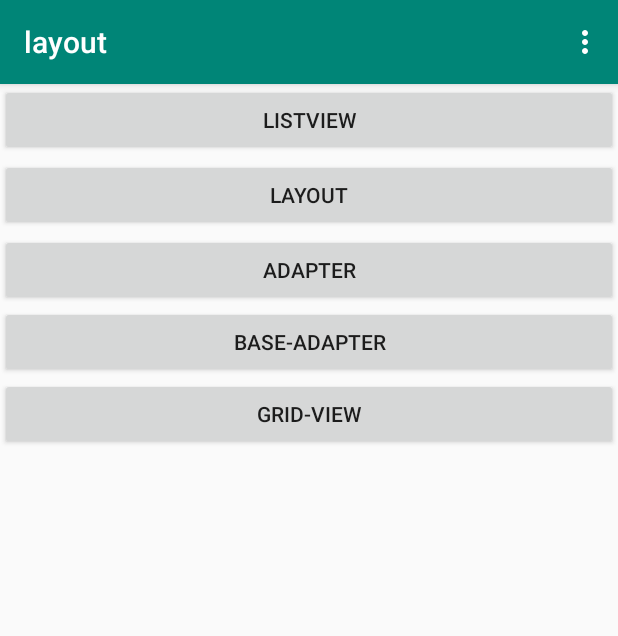
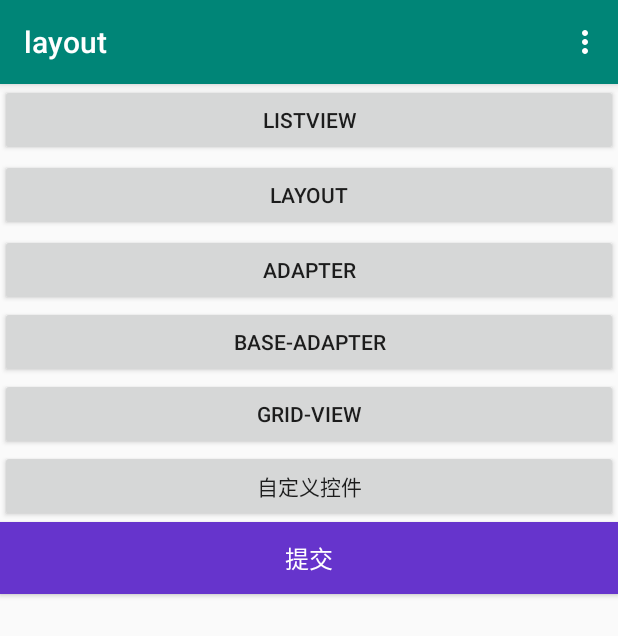
Before and after one commit to guobin211/rx-java, an Android app: the screen it shows after launch (MainActivity), on a phone screen of 412 x 824 dp. Shown: the top 636 px of the screen. Run offline under Robolectric (Android 15) with nearby library versions, the phone set to English and light mode, and no system bars.

Commit message:
自定义控件

```diff
--- a/ele/app/build.gradle
+++ b/ele/app/build.gradle
@@ -25,7 +25,7 @@ android {
 
 dependencies {
     implementation fileTree(dir: 'libs', include: ['*.jar'])
-    implementation"org.jetbrains.kotlin:kotlin-stdlib-jdk7:$kotlin_version"
+    implementation "org.jetbrains.kotlin:kotlin-stdlib-jdk7:$kotlin_version"
     implementation 'androidx.appcompat:appcompat:1.1.0'
     implementation 'androidx.core:core-ktx:1.1.0'
     implementation 'androidx.constraintlayout:constraintlayout:1.1.3'
--- a/ele/app/src/main/java/com/mix/ele/jshooks/JavaScriptMethods.kt
+++ b/ele/app/src/main/java/com/mix/ele/jshooks/JavaScriptMethods.kt
@@ -65,7 +65,7 @@ class JavaScriptMethods(ctx: Context, web: WebView) {
     * 拨号功能
     * */
     var callPhone = { phone: String ->
-        val intent = Intent()
+        val intent: Intent = Intent()
         intent.action = "android.intent.action.VIEW"
         intent.action = "android.intent.action.DIAL"
         intent.addCategory("android.intent.category.DEFAULT")
--- a/ktx/src/main/kotlin/encryption/AESRun.kt
+++ b/ktx/src/main/kotlin/encryption/AESRun.kt
@@ -3,7 +3,6 @@ package encryption
 import java.util.*
 import javax.crypto.Cipher
 import javax.crypto.SecretKey
-import javax.crypto.SecretKeyFactory
 import javax.crypto.spec.SecretKeySpec
 
 /**
--- a/layout/app/src/main/java/com/guobin/layout/MainActivity.java
+++ b/layout/app/src/main/java/com/guobin/layout/MainActivity.java
@@ -18,6 +18,9 @@ import com.guobin.layout.activity.ListViewActivity;
 import com.guobin.layout.activity.SimpleAdapterActivity;
 
 
+/**
+ * @author guobin
+ */
 public class MainActivity extends AppCompatActivity {
 
     Button btn1;
@@ -25,6 +28,7 @@ public class MainActivity extends AppCompatActivity {
     Button btn3;
     Button btn4;
     Button btn5;
+    Button btn6;
 
     @Override
     protected void onCreate(Bundle savedInstanceState) {
@@ -40,6 +44,8 @@ public class MainActivity extends AppCompatActivity {
         btn4.setOnClickListener(this.onListViewClick(4));
         btn5 = findViewById(R.id.button5);
         btn5.setOnClickListener(this.onListViewClick(5));
+        btn6 = findViewById(R.id.button6);
+        btn6.setOnClickListener(this.onListViewClick(6));
     }
 
     @Override
@@ -52,9 +58,9 @@ public class MainActivity extends AppCompatActivity {
     @Override
     public boolean onOptionsItemSelected(@NonNull MenuItem item) {
         String title = (String) item.getTitle();
-        if (title.equals("listview")) {
+        if ("listview".equals(title)) {
             Toast.makeText(this, "用户点击了" + title, Toast.LENGTH_SHORT).show();
-        } else if (title.equals("linerlayout")) {
+        } else if ("linerlayout".equals(title)) {
             Toast.makeText(this, "用户点击了" + title, Toast.LENGTH_SHORT).show();
         }
         return super.onOptionsItemSelected(item);
@@ -75,6 +81,9 @@ public class MainActivity extends AppCompatActivity {
                     intent.setClass(MainActivity.this, BaseAdapterActivity.class);
                 } else if (id == 5) {
                     intent.setClass(MainActivity.this, GridViewActivity.class);
+                } else if (id == 6) {
+                    // 自定义控件
+                    intent.setClass(MainActivity.this, ListViewActivity.class);
                 } else {
                     intent.setClass(MainActivity.this, ListViewActivity.class);
                 }
--- /dev/null
+++ b/layout/app/src/main/java/com/guobin/layout/components/SubmitButton.java
@@ -0,0 +1,28 @@
+package com.guobin.layout.components;
+
+import android.annotation.SuppressLint;
+import android.content.Context;
+import android.graphics.Color;
+import android.util.AttributeSet;
+import android.widget.Button;
+
+
+/**
+ * @author guobin211
+ * @version 0.0.1
+ * @date 2019-11-28  19:52
+ */
+@SuppressLint("AppCompatCustomView")
+public class SubmitButton extends Button {
+    public SubmitButton(Context context, AttributeSet attributes) {
+        super(context, attributes);
+        init();
+    }
+
+    private void init() {
+        setBackgroundColor(Color.rgb(102, 52, 204));
+        setTextColor(Color.WHITE);
+        setTextSize(16.0f);
+        setText("提交");
+    }
+}
--- a/layout/app/src/main/res/layout/activity_main.xml
+++ b/layout/app/src/main/res/layout/activity_main.xml
@@ -40,4 +40,13 @@
         android:layout_width="match_parent"
         android:layout_height="wrap_content"
         android:text="grid-view" />
+
+    <Button
+        android:id="@+id/button6"
+        android:layout_width="match_parent"
+        android:layout_height="wrap_content"
+        android:text="自定义控件" />
+    <com.guobin.layout.components.SubmitButton
+        android:layout_width="match_parent"
+        android:layout_height="wrap_content"/>
 </LinearLayout>
```
